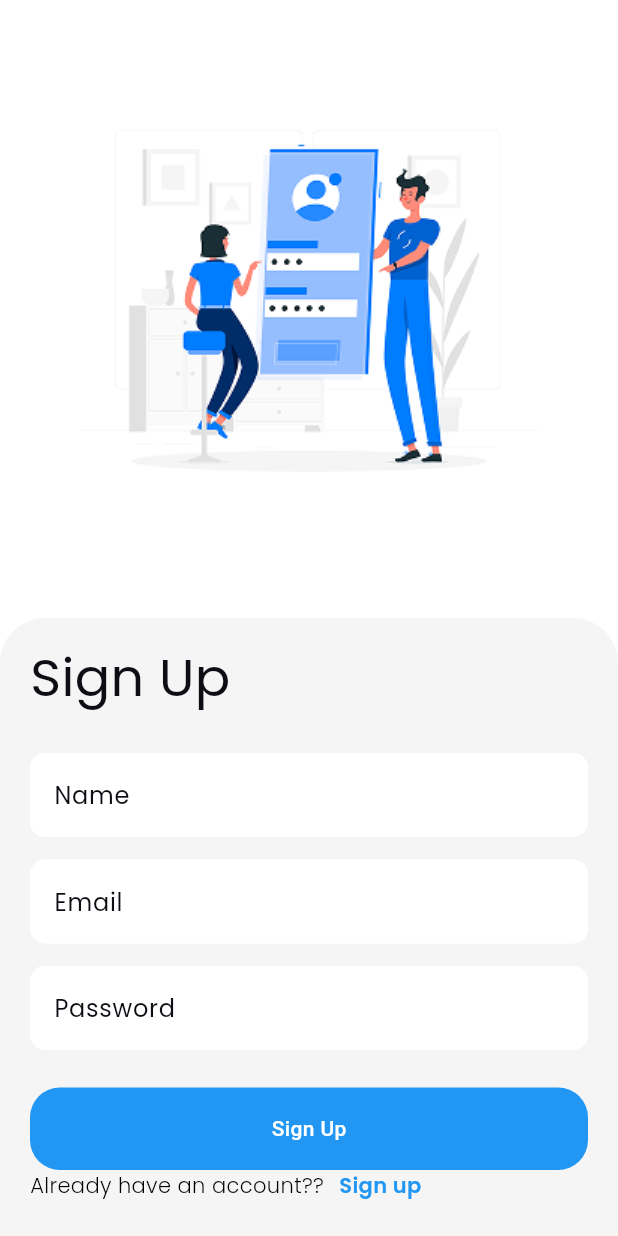
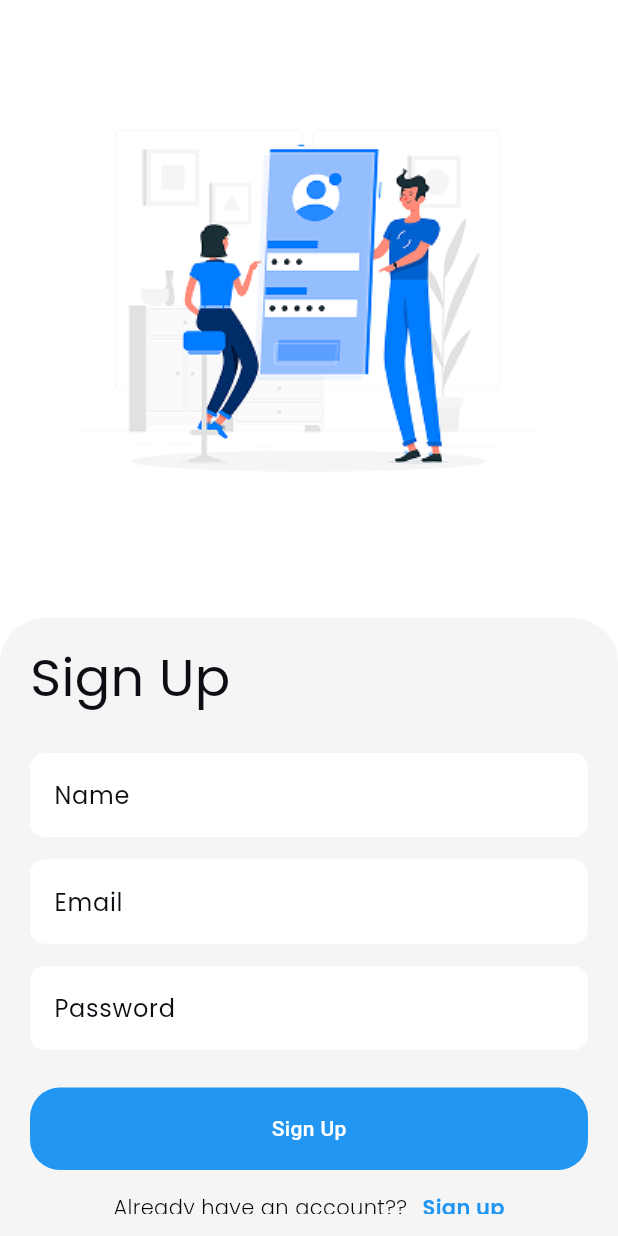
Before and after one commit to Avizz220/Flutter-Mobile-App, a Flutter app: the SignUpScreen screen opened directly, on a phone screen of 412 x 824 dp. Run offline on Flutter 3.47's test engine with Material 3 defaults, Android fonts, the phone set to English and light mode, and no system bars; our stand-ins replace lottie; Roboto replaces fonts that are missing (Poppons).

Commit message:
Widget file is created and change the code is some ui's by adding reusable components to be simple

```diff
--- a/mytodoapp_frontend/lib/features/authintication/ui/signup.dart
+++ b/mytodoapp_frontend/lib/features/authintication/ui/signup.dart
@@ -1,5 +1,7 @@
 import 'package:flutter/material.dart';
 import 'package:mytodoapp_frontend/contants/colors.dart';
+import 'package:mytodoapp_frontend/widgets/custom_button.dart';
+import 'package:mytodoapp_frontend/widgets/custom_textfield.dart';
 
 class SignUpScreen extends StatefulWidget {
   const SignUpScreen({super.key});
@@ -9,16 +11,17 @@ class SignUpScreen extends StatefulWidget {
 }
 
 class _SignUpScreenState extends State<SignUpScreen> {
-  @override
   TextEditingController namecontroller = TextEditingController();
   TextEditingController emailcontroller = TextEditingController();
   TextEditingController passwordcontroller = TextEditingController();
+
   @override
   Widget build(BuildContext context) {
     double screenwidth = MediaQuery.of(context).size.width;
-    double screenheight = MediaQuery.of(context).size.height;
+
     return Scaffold(
       backgroundColor: Colors.white,
+      resizeToAvoidBottomInset: true, // ✅ Important for handling keyboard
       body: SafeArea(
         child: Column(
           children: [
@@ -26,8 +29,8 @@ class _SignUpScreenState extends State<SignUpScreen> {
             Expanded(
               flex: 1,
               child: Container(
+                width: screenwidth,
                 padding: EdgeInsets.symmetric(horizontal: 20, vertical: 15),
-                width: screenwidth,
                 decoration: BoxDecoration(
                   color: AppColor.signupcolor,
                   borderRadius: BorderRadius.only(
@@ -35,6 +38,7 @@ class _SignUpScreenState extends State<SignUpScreen> {
                     topRight: Radius.circular(30),
                   ),
                 ),
+                child: SingleChildScrollView( // ✅ Only added this to allow scroll
                   child: Column(
                     crossAxisAlignment: CrossAxisAlignment.start,
                     children: [
@@ -47,94 +51,28 @@ class _SignUpScreenState extends State<SignUpScreen> {
                         ),
                       ),
                       SizedBox(height: 25),
-                    TextField(
+                      CustomTextField(
                         controller: namecontroller,
-                      decoration: InputDecoration(
-                        filled: true,
-                        fillColor: Colors.white,
-                        enabledBorder: OutlineInputBorder(
-                          borderRadius: BorderRadius.circular(10),
-                          borderSide: BorderSide(color: Colors.white),
-                        ),
-                        focusedBorder: OutlineInputBorder(
-                          borderRadius: BorderRadius.circular(10),
-                          borderSide: BorderSide(color: Colors.white),
-                        ),
-                        label: Text(
-                          "Name",
-                          style: TextStyle(
-                            color: AppColor.fontcolor,
-                            fontFamily: 'Poppins',
-                          ),
-                        ),
-                      ),
+                        labeltext: "Name",
+                        bordercolor: Colors.white,
                       ),
                       SizedBox(height: 15),
-                    TextField(
+                      CustomTextField(
                         controller: emailcontroller,
-                      decoration: InputDecoration(
-                        filled: true,
-                        fillColor: Colors.white,
-                        enabledBorder: OutlineInputBorder(
-                          borderRadius: BorderRadius.circular(10),
-                          borderSide: BorderSide(color: Colors.white),
-                        ),
-                        focusedBorder: OutlineInputBorder(
-                          borderRadius: BorderRadius.circular(10),
-                          borderSide: BorderSide(color: Colors.white),
-                        ),
-                        label: Text(
-                          "Email",
-                          style: TextStyle(
-                            color: AppColor.fontcolor,
-                            fontFamily: 'Poppins',
-                          ),
-                        ),
-                      ),
+                        labeltext: "Email",
+                        bordercolor: Colors.white,
                       ),
                       SizedBox(height: 15),
-                    TextField(
+                      CustomTextField(
                         controller: passwordcontroller,
-                      decoration: InputDecoration(
-                        filled: true,
-                        fillColor: Colors.white,
-                        enabledBorder: OutlineInputBorder(
-                          borderRadius: BorderRadius.circular(10),
-                          borderSide: BorderSide(color: Colors.white),
-                        ),
-                        focusedBorder: OutlineInputBorder(
-                          borderRadius: BorderRadius.circular(10),
-                          borderSide: BorderSide(color: Colors.white),
-                        ),
-                        label: Text(
-                          "Password",
-                          style: TextStyle(
-                            color: AppColor.fontcolor,
-                            fontFamily: 'Poppins',
-                          ),
-                        ),
-                      ),
+                        labeltext: "Password",
+                        bordercolor: Colors.white,
                       ),
                       SizedBox(height: 25),
-                    Container(
-                      width: screenwidth,
-                      height: 55,
-                      decoration: BoxDecoration(
-                        color: AppColor.accentColor,
-                        borderRadius: BorderRadius.circular(20),
-                      ),
-                      child: Center(
-                        child: Text(
-                          'Sign Up',
-                          style: TextStyle(
-                            fontFamily: "Poppons",
-                            color: Colors.white,
-                            fontWeight: FontWeight.w500,
-                          ),
-                        ),
-                      ),
-                    ),
+                      CustomeButton(btnwidth: screenwidth, btntext: "Sign Up"),
+                      SizedBox(height: 15),
                       Row(
+                        mainAxisAlignment: MainAxisAlignment.center,
                         children: [
                           Text(
                             "Already have an account??",
@@ -161,6 +99,7 @@ class _SignUpScreenState extends State<SignUpScreen> {
                   ),
                 ),
               ),
+            ),
           ],
         ),
       ),
--- /dev/null
+++ b/mytodoapp_frontend/lib/widgets/custom_button.dart
@@ -0,0 +1,32 @@
+import 'package:flutter/material.dart';
+import 'package:mytodoapp_frontend/contants/colors.dart';
+
+class CustomeButton extends StatelessWidget {
+  final double btnwidth;
+  final String btntext;
+
+  const CustomeButton({super.key, required this.btnwidth, required this.btntext});
+
+  @override
+  Widget build(BuildContext context) {
+    return Container(
+      width:
+          btnwidth, //we don't need the widget . extension in this it is only required in stateful widgets
+      height: 55,
+      decoration: BoxDecoration(
+        color: AppColor.accentColor,
+        borderRadius: BorderRadius.circular(20),
+      ),
+      child: Center(
+        child: Text(
+          btntext,
+          style: TextStyle(
+            fontFamily: "Poppons",
+            color: Colors.white,
+            fontWeight: FontWeight.w500,
+          ),
+        ),
+      ),
+    );
+  }
+}
--- /dev/null
+++ b/mytodoapp_frontend/lib/widgets/custom_textfield.dart
@@ -0,0 +1,46 @@
+import 'package:flutter/material.dart';
+import 'package:mytodoapp_frontend/contants/colors.dart';
+
+class CustomTextField extends StatefulWidget {
+  //We have to pass some features which are unique to some different text fields
+  final TextEditingController controller;
+  final String labeltext;
+  final Color bordercolor;
+
+  const CustomTextField({
+    super.key,
+    required this.controller,
+    required this.labeltext,
+    required this.bordercolor,
+  }); //There is a error indicating to solve that slick the bulb icon and we have to import the packages
+
+  @override
+  State<CustomTextField> createState() => _CustomTextFieldState();
+}
+
+class _CustomTextFieldState extends State<CustomTextField> {
+  @override
+  Widget build(BuildContext context) {
+    return TextField(
+      controller: widget.controller, //Pass the controller
+      decoration: InputDecoration(
+        filled: true,
+        fillColor: Colors.white,
+        enabledBorder: OutlineInputBorder(
+          borderRadius: BorderRadius.circular(10),
+          borderSide: BorderSide(color: widget.bordercolor), //Pass the color
+        ),
+        focusedBorder: OutlineInputBorder(
+          borderRadius: BorderRadius.circular(10),
+          borderSide: BorderSide(color: widget.bordercolor),
+        ),
+        label: Text(
+          widget.labeltext,
+          style: TextStyle(color: AppColor.fontcolor, fontFamily: 'Poppins'),
+        ),
+      ),
+    );
+  }
+}
+
+//Note-We can esily change the colors and the other propeties using these widgets we can edit any feature of this textfield using these.
```
Also changed, not shown: mytodoapp_frontend/lib/features/authintication/ui/login.dart (+28 -69 lines), mytodoapp_frontend/lib/features/home/ui/homepage.dart (+50 -94 lines), mytodoapp_frontend/lib/main.dart (+6 -1 lines), mytodoapp_frontend/lib/widgets/custom_todo_card.dart (added, +56 -0 lines), mytodoapp_frontend/lib/widgets/textfield.dart (deleted). Lines whose indentation alone changed are shown as unchanged.
